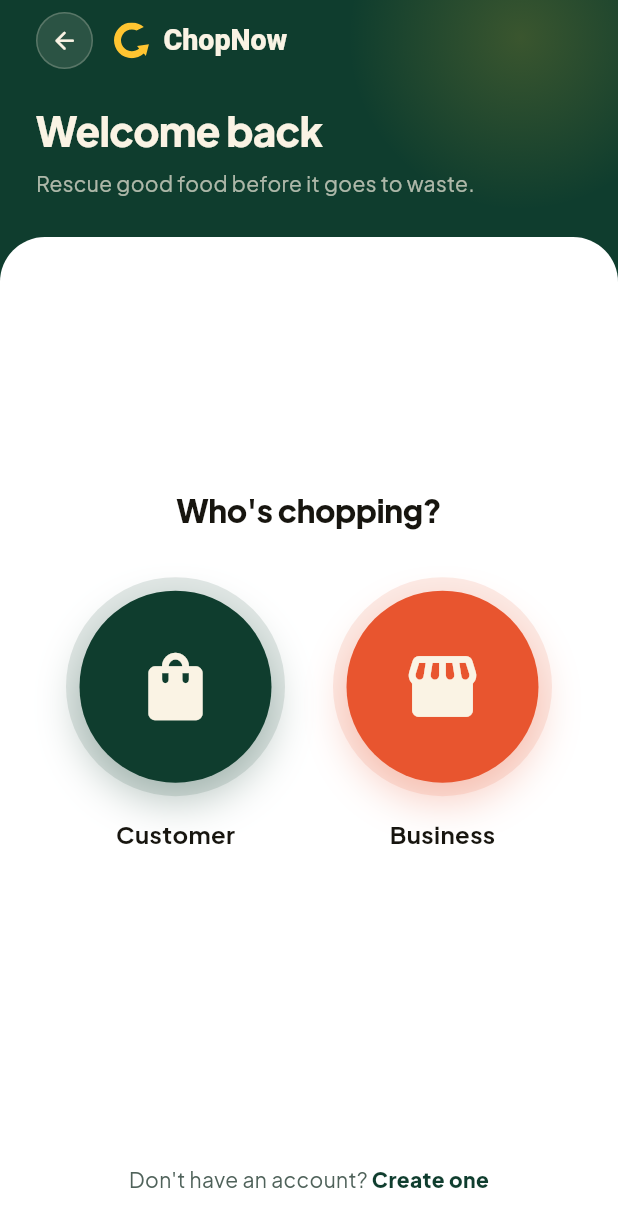
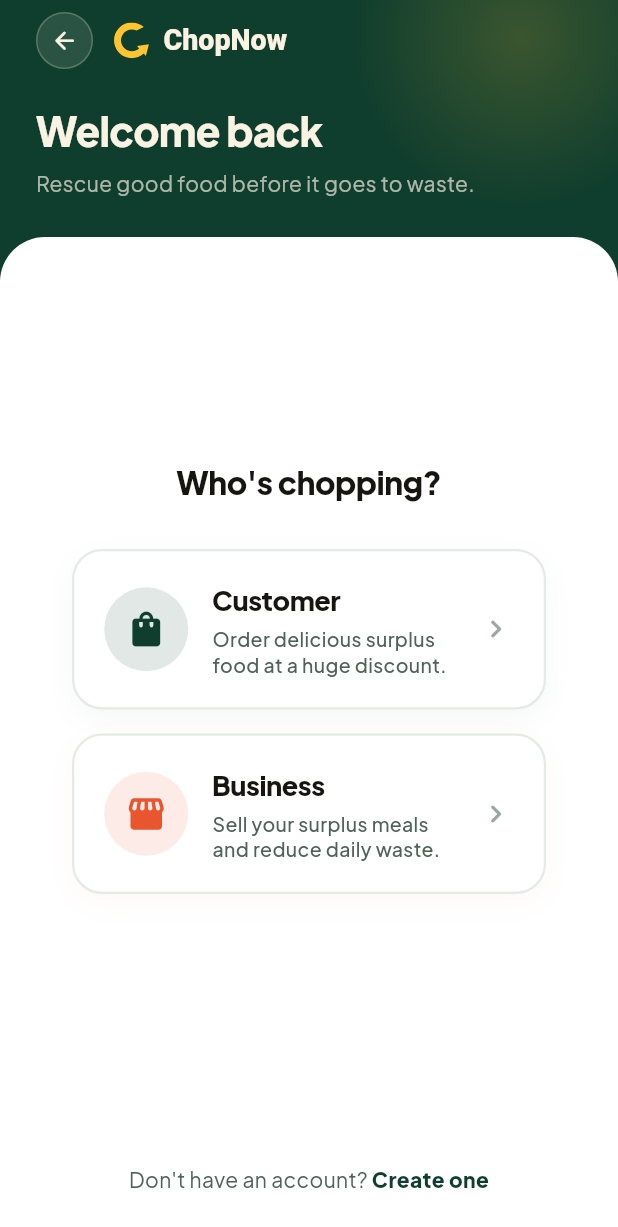
Before and after one commit to Chop-Now/ChopNow, a Flutter app: the _RoleSelectionStep widget shown alone on an empty page, opened directly with empty values, on a phone screen of 412 x 824 dp. Shown: the top 1227 px of the screen. Run offline on Flutter 3.47's test engine with Material 3 defaults, Android fonts, the phone set to English and light mode, and no system bars; our stand-ins replace cached_network_image, dio, firebase_core, firebase_messaging, fl_chart, flutter_animate and 17 more; accounts and stored records are empty; network calls fail.

Commit message:
feat(mobile): redesign login role selection to use stacked cards

```diff
--- a/Mobile/lib/features/auth/login_screen.dart
+++ b/Mobile/lib/features/auth/login_screen.dart
@@ -368,19 +368,21 @@ class _RoleSelectionStep extends StatelessWidget {
             ),
           ),
           const SizedBox(height: 30),
-          Row(
-            mainAxisAlignment: MainAxisAlignment.center,
+          Column(
+            mainAxisSize: MainAxisSize.min,
             children: [
-              _RoleAvatar(
+              _RoleCard(
                 icon: Icons.shopping_bag_rounded,
-                label: 'Customer',
+                title: 'Customer',
+                subtitle: 'Order delicious surplus food at a huge discount.',
                 tint: AppColors.moringa,
                 onTap: onSelectCustomer,
               ),
-              const SizedBox(width: 32),
-              _RoleAvatar(
+              const SizedBox(height: 16),
+              _RoleCard(
                 icon: Icons.storefront_rounded,
-                label: 'Business',
+                title: 'Business',
+                subtitle: 'Sell your surplus meals and reduce daily waste.',
                 tint: AppColors.pepper,
                 onTap: onSelectBusiness,
               ),
@@ -394,64 +396,91 @@ class _RoleSelectionStep extends StatelessWidget {
   }
 }
 
-// ── Role avatar (profile-picker style) ────────────────────────────────────────
-class _RoleAvatar extends StatelessWidget {
+// ── Role card (sleek and modern) ──────────────────────────────────────────────
+class _RoleCard extends StatelessWidget {
   final IconData icon;
-  final String label;
-
-  /// Disc colour. Carries a Fufu glyph, so it must be a dark brand colour
-  /// (Moringa or Pepper) — never Now Yellow.
+  final String title;
+  final String subtitle;
   final Color tint;
   final VoidCallback onTap;
 
-  const _RoleAvatar({
+  const _RoleCard({
     required this.icon,
-    required this.label,
+    required this.title,
+    required this.subtitle,
     required this.tint,
     required this.onTap,
   });
 
   @override
   Widget build(BuildContext context) {
-    return ScaleTap(
+    return Padding(
+      padding: const EdgeInsets.symmetric(horizontal: 24),
+      child: ScaleTap(
         onTap: onTap,
-      child: Column(
-        mainAxisSize: MainAxisSize.min,
+        child: Container(
+          padding: const EdgeInsets.all(20),
+          decoration: BoxDecoration(
+            color: AppColors.surface,
+            borderRadius: BorderRadius.circular(20),
+            border: Border.all(
+              color: AppColors.border,
+              width: 1.5,
+            ),
+            boxShadow: [
+              BoxShadow(
+                color: tint.withValues(alpha: 0.04),
+                blurRadius: 16,
+                offset: const Offset(0, 6),
+              ),
+            ],
+          ),
+          child: Row(
             children: [
-          // Tinted halo echoes the disc treatment used on the onboarding slides.
               Container(
-            padding: const EdgeInsets.all(9),
+                width: 56,
+                height: 56,
                 decoration: BoxDecoration(
                   shape: BoxShape.circle,
                   color: tint.withValues(alpha: 0.12),
                 ),
-            child: Container(
-              width: 128,
-              height: 128,
-              decoration: BoxDecoration(
-                shape: BoxShape.circle,
-                color: tint,
-                boxShadow: [
-                  BoxShadow(
-                    color: tint.withValues(alpha: 0.30),
-                    blurRadius: 24,
-                    offset: const Offset(0, 12),
+                child: Icon(icon, size: 28, color: tint),
+              ),
+              const SizedBox(width: 16),
+              Expanded(
+                child: Column(
+                  crossAxisAlignment: CrossAxisAlignment.start,
+                  children: [
+                    Text(
+                      title,
+                      style: const TextStyle(
+                        fontSize: 18,
+                        fontWeight: FontWeight.w800,
+                        color: AppColors.textPrimary,
+                        letterSpacing: -0.3,
+                      ),
+                    ),
+                    const SizedBox(height: 4),
+                    Text(
+                      subtitle,
+                      style: const TextStyle(
+                        fontSize: 13,
+                        fontWeight: FontWeight.w500,
+                        color: AppColors.textSecondary,
+                        height: 1.3,
+                      ),
                     ),
                   ],
                 ),
-              child: Icon(icon, size: 54, color: AppColors.fufu),
+              ),
+              const SizedBox(width: 12),
+              const Icon(
+                Icons.chevron_right_rounded,
+                color: AppColors.textTertiary,
+              ),
+            ],
           ),
         ),
-          const SizedBox(height: 14),
-          Text(
-            label,
-            style: const TextStyle(
-              fontSize: 16,
-              fontWeight: FontWeight.w700,
-              color: AppColors.textPrimary,
-            ),
-          ),
-        ],
       ),
     );
   }
```
Lines whose indentation alone changed are shown as unchanged.
